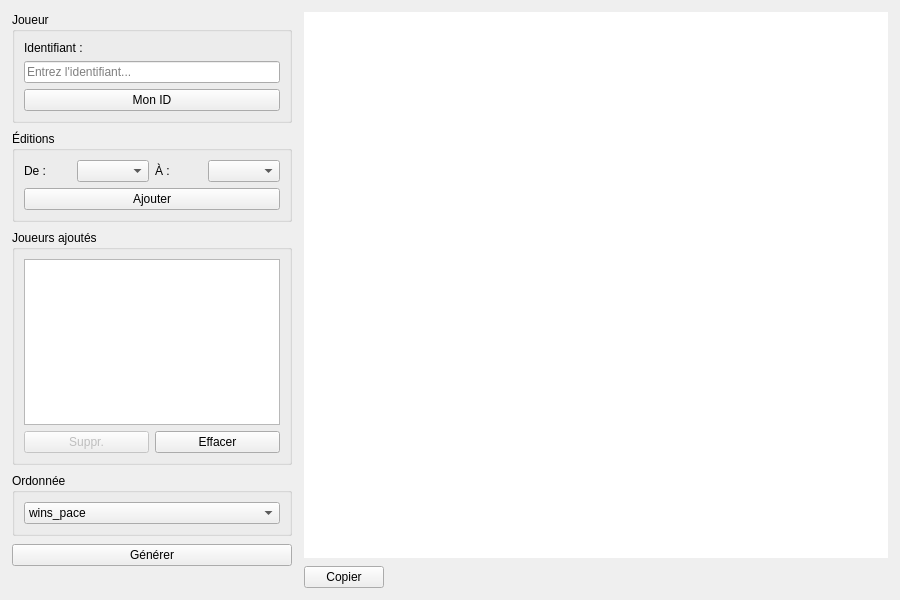
darkruss48/Polar, file joueur.ui: the form before one commit.
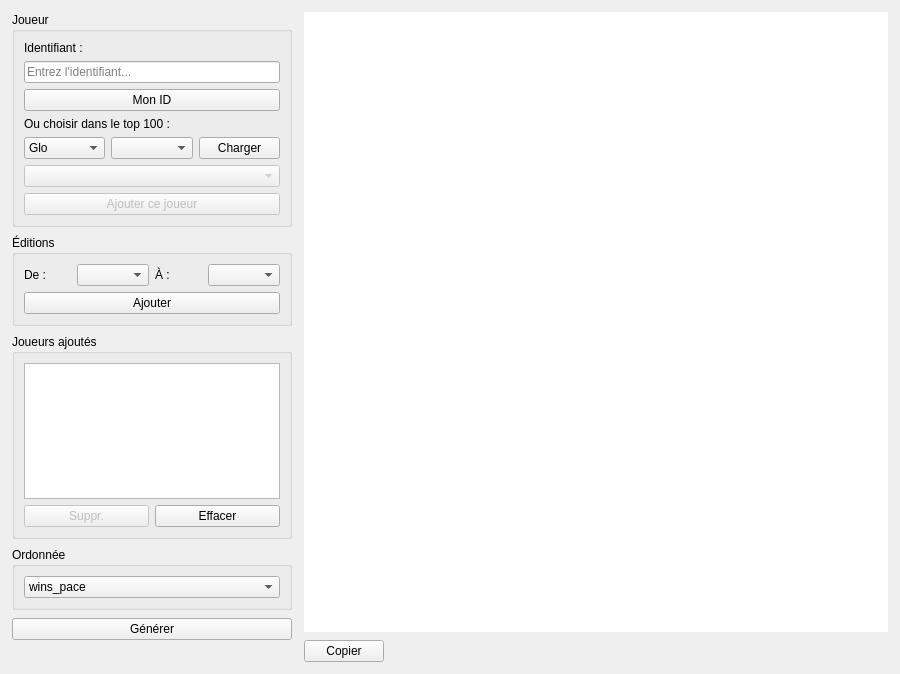
The form after the commit.

Commit message: Fixed bug with the player page, regarding the jp players ; more colors added to graph lines

The edit to the form file:
```diff
--- a/joueur.ui
+++ b/joueur.ui
@@ -7,7 +7,7 @@
     <x>0</x>
     <y>0</y>
     <width>900</width>
-    <height>600</height>
+    <height>674</height>
    </rect>
   </property>
   <property name="windowTitle">
@@ -89,6 +89,61 @@
            </property>
           </widget>
          </item>
+         <item>
+          <widget class="QLabel" name="label_top100">
+           <property name="text">
+            <string>Ou choisir dans le top 100 :</string>
+           </property>
+          </widget>
+         </item>
+         <item>
+          <layout class="QHBoxLayout" name="layout_top100_selectors">
+           <item>
+            <widget class="QComboBox" name="combo_top100_region">
+             <item>
+              <property name="text">
+               <string>Glo</string>
+              </property>
+             </item>
+             <item>
+              <property name="text">
+               <string>Jap</string>
+              </property>
+             </item>
+            </widget>
+           </item>
+           <item>
+            <widget class="QComboBox" name="combo_top100_edition"/>
+           </item>
+           <item>
+            <widget class="QPushButton" name="button_loadTop100">
+             <property name="text">
+              <string>Charger</string>
+             </property>
+            </widget>
+           </item>
+          </layout>
+         </item>
+         <item>
+          <widget class="QComboBox" name="combo_top100_players">
+           <property name="enabled">
+            <bool>false</bool>
+           </property>
+           <property name="placeholderText">
+            <string>Sélectionner un joueur...</string>
+           </property>
+          </widget>
+         </item>
+         <item>
+          <widget class="QPushButton" name="button_addFromTop100">
+           <property name="enabled">
+            <bool>false</bool>
+           </property>
+           <property name="text">
+            <string>Ajouter ce joueur</string>
+           </property>
+          </widget>
+         </item>
         </layout>
        </widget>
       </item>
@@ -111,11 +166,7 @@
             </widget>
            </item>
            <item>
-            <widget class="QComboBox" name="combo_editionStart">
-             <property name="minimumWidth">
-              <number>55</number>
-             </property>
-            </widget>
+            <widget class="QComboBox" name="combo_editionStart"/>
            </item>
            <item>
             <widget class="QLabel" name="label_to">
@@ -125,11 +176,7 @@
             </widget>
            </item>
            <item>
-            <widget class="QComboBox" name="combo_editionEnd">
-             <property name="minimumWidth">
-              <number>55</number>
-             </property>
-            </widget>
+            <widget class="QComboBox" name="combo_editionEnd"/>
            </item>
           </layout>
          </item>
@@ -153,14 +200,7 @@
           <number>6</number>
          </property>
          <item>
-          <widget class="QListWidget" name="list_players">
-           <property name="minimumHeight">
-            <number>80</number>
-           </property>
-           <property name="maximumHeight">
-            <number>140</number>
-           </property>
-          </widget>
+          <widget class="QListWidget" name="list_players"/>
          </item>
          <item>
           <layout class="QHBoxLayout" name="layoutListButtons">
@@ -255,7 +295,10 @@
       <item>
        <widget class="QLabel" name="label_status">
         <property name="text">
-         <string></string>
+         <string/>
+        </property>
+        <property name="alignment">
+         <set>Qt::AlignmentFlag::AlignCenter</set>
         </property>
         <property name="wordWrap">
          <bool>true</bool>
```
Left out of the diff: 17 changed lines with no effect on the pictures. The commit also changes 2 other files.
